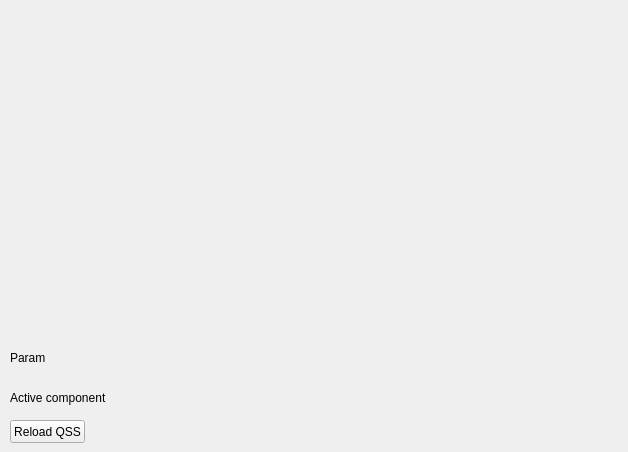
This is UI/Global/MainWidget.ui in CropSquare/SynthEmilion as Qt 5 draws it before an edit. The edited form follows.
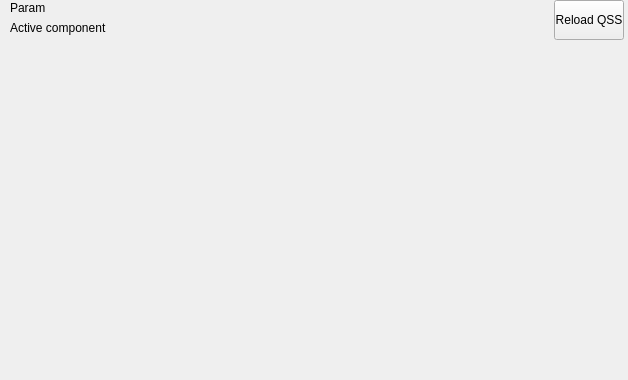
This is the edited form.

The edit to the form file:
```diff
--- a/UI/Global/MainWidget.ui
+++ b/UI/Global/MainWidget.ui
@@ -7,7 +7,7 @@
     <x>0</x>
     <y>0</y>
     <width>628</width>
-    <height>452</height>
+    <height>380</height>
    </rect>
   </property>
   <property name="windowTitle">
@@ -17,8 +17,8 @@
    <property name="geometry">
     <rect>
      <x>10</x>
-     <y>350</y>
-     <width>611</width>
+     <y>0</y>
+     <width>541</width>
      <height>16</height>
     </rect>
    </property>
@@ -30,8 +30,8 @@
    <property name="geometry">
     <rect>
      <x>10</x>
-     <y>390</y>
-     <width>611</width>
+     <y>20</y>
+     <width>541</width>
      <height>16</height>
     </rect>
    </property>
@@ -42,10 +42,10 @@
   <widget class="QPushButton" name="reloadQss_button">
    <property name="geometry">
     <rect>
-     <x>10</x>
-     <y>420</y>
-     <width>75</width>
-     <height>23</height>
+     <x>554</x>
+     <y>0</y>
+     <width>70</width>
+     <height>40</height>
     </rect>
    </property>
    <property name="text">
```
